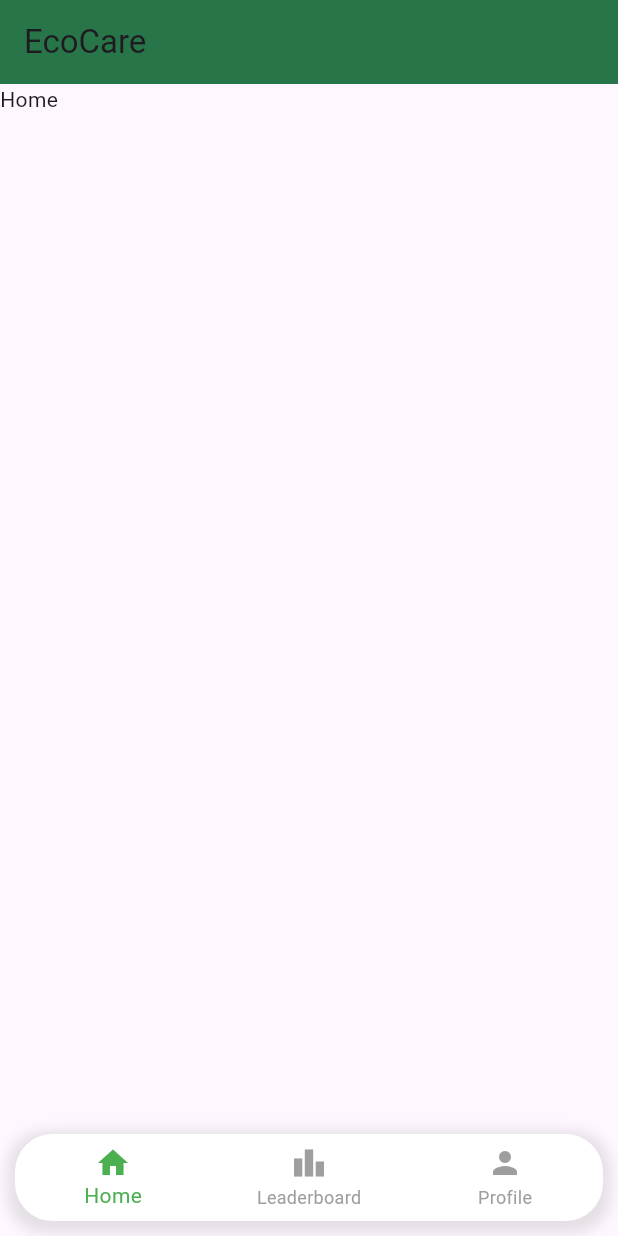
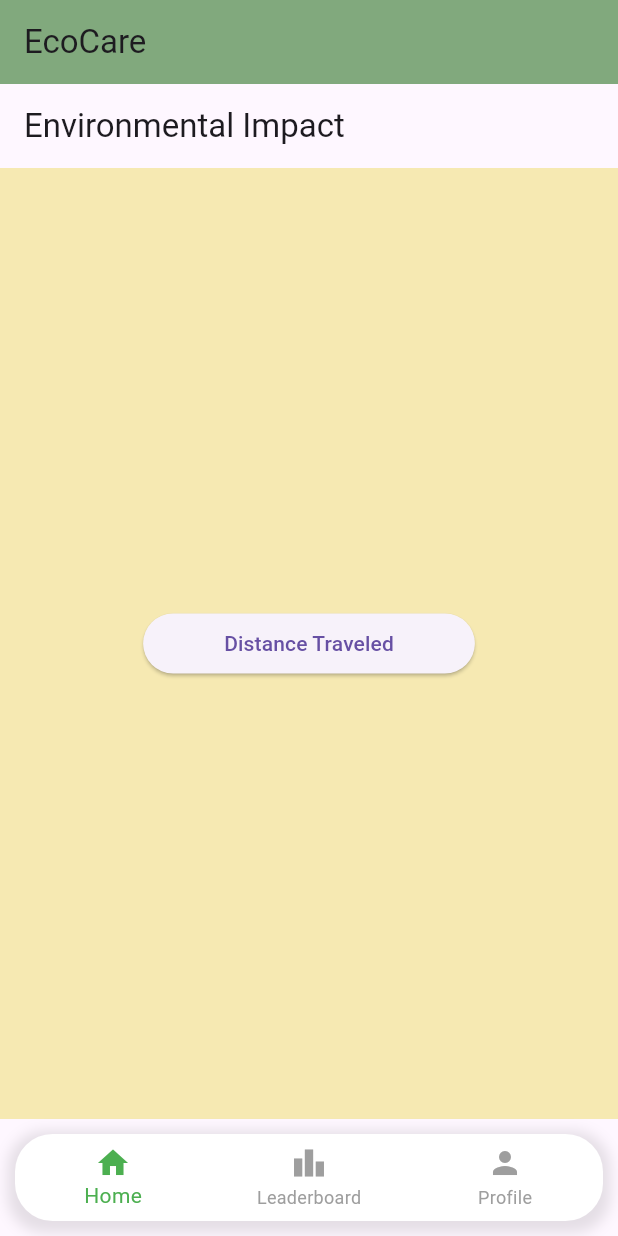
Before and after one commit to kruti002/carbon_emission, a Flutter app: the screen it shows after launch, on a phone screen of 412 x 824 dp. Run offline on Flutter 3.47's test engine with Material 3 defaults, Android fonts, the phone set to English and light mode, and no system bars.

Commit message:
Home screen working

```diff
--- /dev/null
+++ b/carbon/lib/envimpactscreen.dart
@@ -0,0 +1,59 @@
+import 'package:flutter/material.dart';
+
+class EnvironmentalImpactScreen extends StatefulWidget {
+  @override
+  _EnvironmentalImpactScreenState createState() => _EnvironmentalImpactScreenState();
+}
+
+class _EnvironmentalImpactScreenState extends State<EnvironmentalImpactScreen> {
+  double _distanceTravelled = 0;
+  double _electricityConsumption = 0;
+  double _wasteGeneration = 0;
+  double _numberOfMeals = 0;
+
+  void _showDialog() {
+    showDialog(
+      context: context,
+      builder: (BuildContext context) {
+        return AlertDialog(
+          title: Text("Hello"),
+          content: Text("This is a simple dialog box."),
+          actions: <Widget>[
+            TextButton(
+              child: Text("OK"),
+              onPressed: () {
+                Navigator.of(context).pop();
+              },
+            ),
+          ],
+        );
+      },
+    );
+  }
+
+  @override
+  Widget build(BuildContext context) {
+    return Scaffold(
+      appBar: AppBar(
+        title: Text('Environmental Impact'),
+      ),
+      body: Container(
+        color: Color(0xFFF6E9B2),
+        child: Center(
+          child: ElevatedButton(
+            onPressed: () {
+              _showDialog();
+            },
+            child: Container(
+              decoration: BoxDecoration(
+                borderRadius: BorderRadius.circular(18.0),
+              ),
+              padding: EdgeInsets.symmetric(horizontal: 30.0, vertical: 10.0),
+              child: Text('Distance Traveled'),
+            ),
+          ),
+        ),
+      ),
+    );
+  }
+}
--- a/carbon/lib/main.dart
+++ b/carbon/lib/main.dart
@@ -1,3 +1,4 @@
+import 'package:carbon/envimpactscreen.dart';
 import 'package:carbon/home.dart';
 import 'package:carbon/leader.dart';
 import 'package:carbon/profile.dart';
@@ -39,13 +40,13 @@ class _MyHomePageState extends State<MyHomePage> {
   @override
   Widget build(BuildContext context) {
     return Scaffold(
-      appBar: AppBar(
+            appBar: AppBar(
         title: Text('EcoCare'),
-        backgroundColor: Color(0xFF277548),
+        backgroundColor: Color(0xFF81A97D),
       ),
       body: Center(
         child: _selectedIndex == 0
-            ? HomeScreen()
+            ? EnvironmentalImpactScreen()
             : _selectedIndex == 1
                 ? LeaderboardScreen()
                 : ProfileScreen()
```
Also changed, not shown: carbon/lib/profile.dart (+10 -5 lines).
